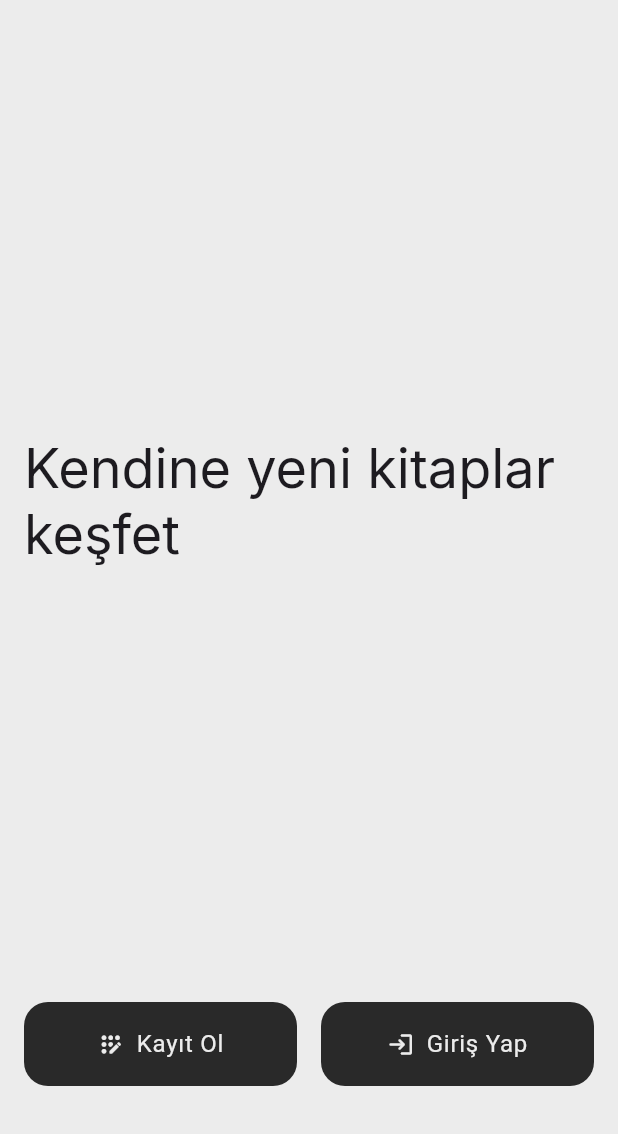
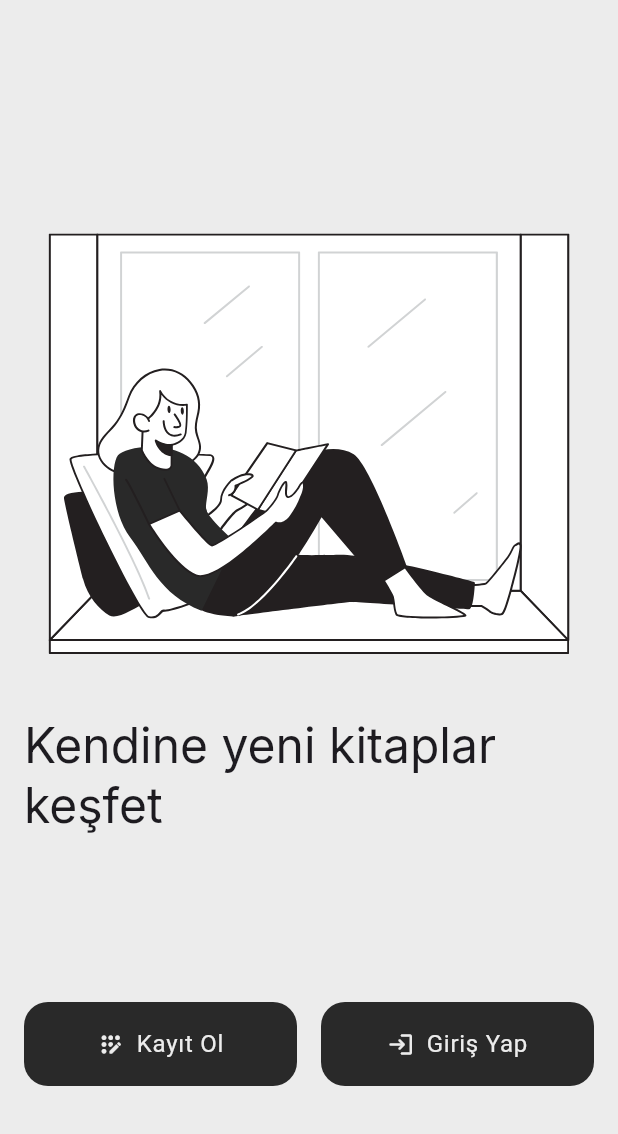
Before and after one commit to berkakkaya/bookfinder_app, a Flutter app: the WelcomeScreen screen opened directly, on a phone screen of 412 x 824 dp, the part 102-1236 px from its top. Run offline on Flutter 3.47's test engine with Material 3 defaults, Android fonts, the phone set to English and light mode, and no system bars; our stand-ins replace cached_network_image, dio, flutter_svg, google_fonts, shared_preferences, talker and 1 more; missing offline and left inert: talker_dio_logger; accounts and stored records are empty.

Commit message:
screens: add book reading svg image to welcome screen

```diff
--- a/lib/screens/authentication/welcome_screen.dart
+++ b/lib/screens/authentication/welcome_screen.dart
@@ -3,6 +3,7 @@ import "package:bookfinder_app/extensions/theming.dart";
 import "package:bookfinder_app/screens/authentication/login_screen.dart";
 import "package:bookfinder_app/screens/authentication/register/register_1_screen.dart";
 import "package:flutter/material.dart";
+import "package:flutter_svg/flutter_svg.dart";
 
 class WelcomeScreen extends StatelessWidget {
   const WelcomeScreen({super.key});
@@ -24,12 +25,25 @@ class WelcomeScreen extends StatelessWidget {
                   fontWeight: FontWeight.bold,
                 ),
               ),
-              const Spacer(),
+              Spacer(),
+              Expanded(
+                flex: 3,
+                child: Align(
+                  alignment: Alignment.bottomCenter,
+                  child: Padding(
+                    padding: const EdgeInsets.symmetric(horizontal: 16),
+                    child: SvgPicture.asset(
+                      "assets/illustrations/book_reading.svg",
+                    ),
+                  ),
+                ),
+              ),
+              const SizedBox(height: 32),
               Text(
                 "Kendine yeni kitaplar keşfet",
-                style: context.theme.textTheme.displaySmall,
+                style: context.theme.textTheme.headlineLarge,
               ),
-              const Spacer(),
+              Spacer(),
               Row(
                 mainAxisSize: MainAxisSize.max,
                 children: [
--- a/pubspec.yaml
+++ b/pubspec.yaml
@@ -43,6 +43,7 @@ dependencies:
   talker_flutter: ^4.5.6
   talker_dio_logger: ^4.5.6
   cached_network_image: ^3.4.1
+  flutter_svg: ^2.0.16
 
 dev_dependencies:
   flutter_test:
@@ -67,9 +68,8 @@ flutter:
   uses-material-design: true
 
   # To add assets to your application, add an assets section, like this:
-  # assets:
-  #   - images/a_dot_burr.jpeg
-  #   - images/a_dot_ham.jpeg
+  assets:
+    - assets/illustrations/
 
   # An image asset can refer to one or more resolution-specific "variants", see
   # https://flutter.dev/to/resolution-aware-images
```
Also changed, not shown: assets/illustrations/book_reading.svg (added), pubspec.lock.
